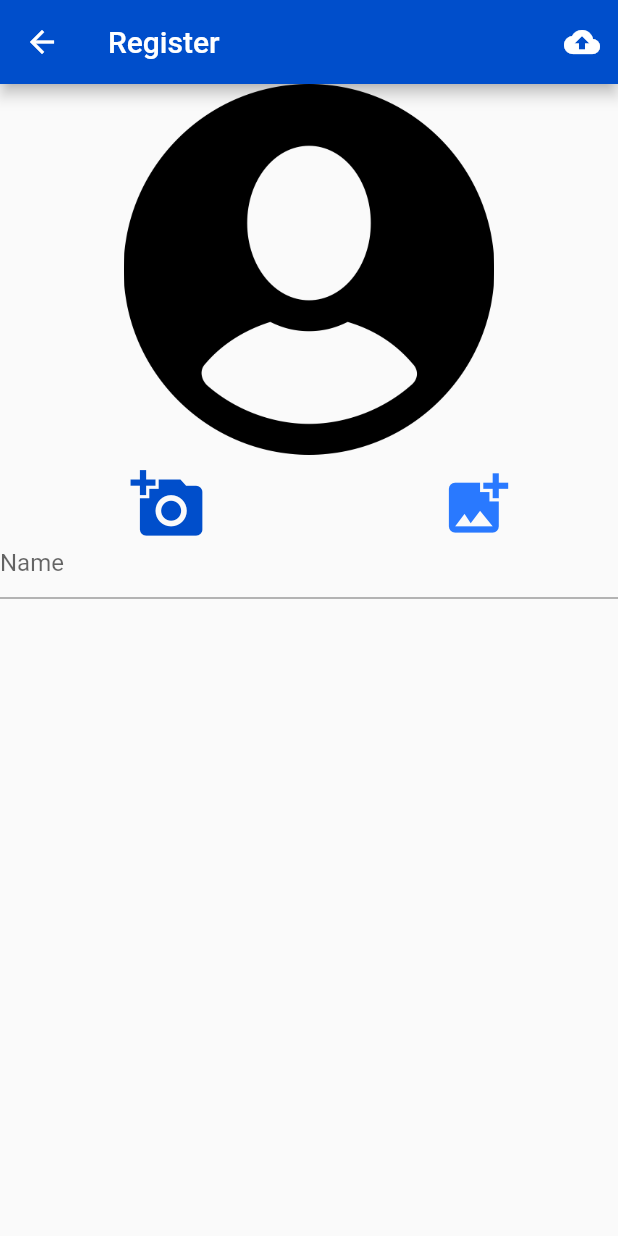
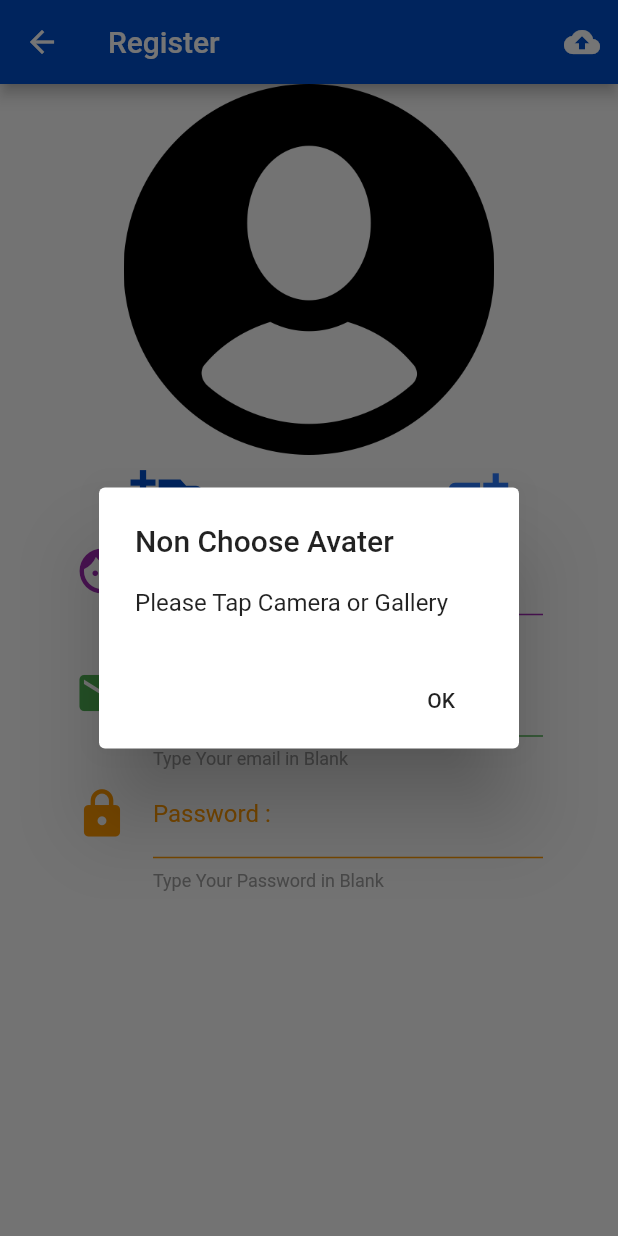
Before and after one commit to blue152527/PunGLO, a Flutter app: the Register screen opened directly, after a tap on the "cloud upload" icon, on a phone screen of 412 x 824 dp. Run offline on Flutter 3.47's test engine with Material 2 defaults, Android fonts, the phone set to English and light mode, and no system bars; our stand-ins replace image_picker.

Commit message:
After Lunch Day 2

```diff
--- /dev/null
+++ b/lib/utility/normal_dialog.dart
@@ -0,0 +1,21 @@
+import 'package:flutter/material.dart';
+
+Future<void> normalDialog(
+    BuildContext context, String title, String message) async {
+  showDialog(
+      context: context,
+      builder: (BuildContext buildContext) {
+        return AlertDialog(
+          title: Text(title),
+          content: Text(message),
+          actions: <Widget>[
+            FlatButton(
+              onPressed: () {
+                Navigator.of(context).pop();
+              },
+              child: Text('OK'),
+            )
+          ],
+        );
+      });
+}
--- a/lib/widget/register.dart
+++ b/lib/widget/register.dart
@@ -1,5 +1,9 @@
+import 'dart:io';
+
 import 'package:flutter/material.dart';
+import 'package:image_picker/image_picker.dart';
 import 'package:punglo/utility/my_style.dart';
+import 'package:punglo/utility/normal_dialog.dart';
 
 class Register extends StatefulWidget {
   @override
@@ -8,14 +12,92 @@ class Register extends StatefulWidget {
 
 class _RegisterState extends State<Register> {
 // Field
+  File file;
+  String name, email, password;
 
-// Method
+// Methody
+
+  Widget emailForm() {
+    Color color = Colors.green;
+    return Container(
+      padding: EdgeInsets.only(
+        left: 50.0,
+        right: 50.0,
+      ),
+      child: TextField(
+        onChanged: (String string) {
+          email = string.trim();
+        },
+        decoration: InputDecoration(
+            enabledBorder:
+                UnderlineInputBorder(borderSide: BorderSide(color: color)),
+            icon: Icon(
+              Icons.email,
+              size: 36.0,
+              color: color,
+            ),
+            labelText: 'E-Mail Address :',
+            labelStyle: TextStyle(color: color),
+            helperText: 'Type Your email in Blank',
+            helperStyle: TextStyle(color: Colors.grey),
+            hintText: 'eg. mail@glo.or.th'),
+      ),
+    );
+  }
+
+  Widget passwordForm() {
+    Color color = Colors.orange;
+    return Container(
+      padding: EdgeInsets.only(
+        left: 50.0,
+        right: 50.0,
+      ),
+      child: TextField(
+        obscureText: true,
+        onChanged: (String string) {
+          password = string.trim();
+        },
+        decoration: InputDecoration(
+            enabledBorder:
+                UnderlineInputBorder(borderSide: BorderSide(color: color)),
+            icon: Icon(
+              Icons.lock,
+              size: 36.0,
+              color: color,
+            ),
+            labelText: 'Password :',
+            labelStyle: TextStyle(color: color),
+            helperText: 'Type Your Password in Blank',
+            helperStyle: TextStyle(color: Colors.grey),
+            hintText: 'character mustbe a-z and 0-9'),
+      ),
+    );
+  }
 
   Widget nameForm() {
+    Color color = Colors.purple;
     return Container(
-      width: 250.0,
+      padding: EdgeInsets.only(
+        left: 50.0,
+        right: 50.0,
+      ),
       child: TextField(
-        decoration: InputDecoration(hintText: 'Name'),
+        onChanged: (String string) {
+          name = string.trim();
+        },
+        decoration: InputDecoration(
+            enabledBorder:
+                UnderlineInputBorder(borderSide: BorderSide(color: color)),
+            icon: Icon(
+              Icons.face,
+              size: 36.0,
+              color: color,
+            ),
+            labelText: 'Display Name :',
+            labelStyle: TextStyle(color: color),
+            helperText: 'Type Your Name in Blank',
+            helperStyle: TextStyle(color: Colors.grey),
+            hintText: 'eg.Sam'),
       ),
     );
   }
@@ -27,8 +109,24 @@ class _RegisterState extends State<Register> {
         size: 50.0,
         color: MyStyle().darkColor,
       ),
-      onPressed: () {},
+      onPressed: () {
+        chooseImageThread(ImageSource.camera);
+      },
     );
+  }
+
+  Future<void> chooseImageThread(ImageSource imageSource) async {
+    try {
+      var object = await ImagePicker.pickImage(
+        source: imageSource,
+        maxWidth: 800.0,
+        maxHeight: 800.0,
+      );
+
+      setState(() {
+        file = object;
+      });
+    } catch (e) {}
   }
 
   Widget btnAlbum() {
@@ -38,7 +136,9 @@ class _RegisterState extends State<Register> {
         size: 50.0,
         color: MyStyle().primaryColor,
       ),
-      onPressed: () {},
+      onPressed: () {
+        chooseImageThread(ImageSource.gallery);
+      },
     );
   }
 
@@ -58,14 +158,23 @@ class _RegisterState extends State<Register> {
     return Container(
       height: MediaQuery.of(context).size.height * 0.3,
       width: MediaQuery.of(context).size.width,
-      child: Image.asset('images/anonypic.png'),
+      child:
+          file == null ? Image.asset('images/anonypic.png') : Image.file(file),
     );
   }
 
   Widget btnRegister() {
     return IconButton(
       icon: Icon(Icons.cloud_upload),
-      onPressed: () {},
+      onPressed: () {
+        if (file == null) {
+          normalDialog(context, 'Non Choose Avater', 'Please Tap Camera or Gallery');
+        } else if (name == null || name.isEmpty || email == null || email.isEmpty || password == null || password.isEmpty) {
+          normalDialog(context, 'Have Space', 'Please Fill Every Blank');
+        } else {
+
+        }
+      },
       tooltip: 'Upload to Firebase',
     );
   }
@@ -83,6 +192,8 @@ class _RegisterState extends State<Register> {
           showAnonyPic(),
           showButtton(),
           nameForm(),
+          emailForm(),
+          passwordForm(),
         ],
       ),
     );
--- a/pubspec.yaml
+++ b/pubspec.yaml
@@ -23,6 +23,7 @@ dependencies:
   # The following adds the Cupertino Icons font to your application.
   # Use with the CupertinoIcons class for iOS style icons.
   cupertino_icons: ^0.1.2
+  image_picker: ^0.6.3+4
 
 dev_dependencies:
   flutter_test:
```
Also changed, not shown: pubspec.lock.
